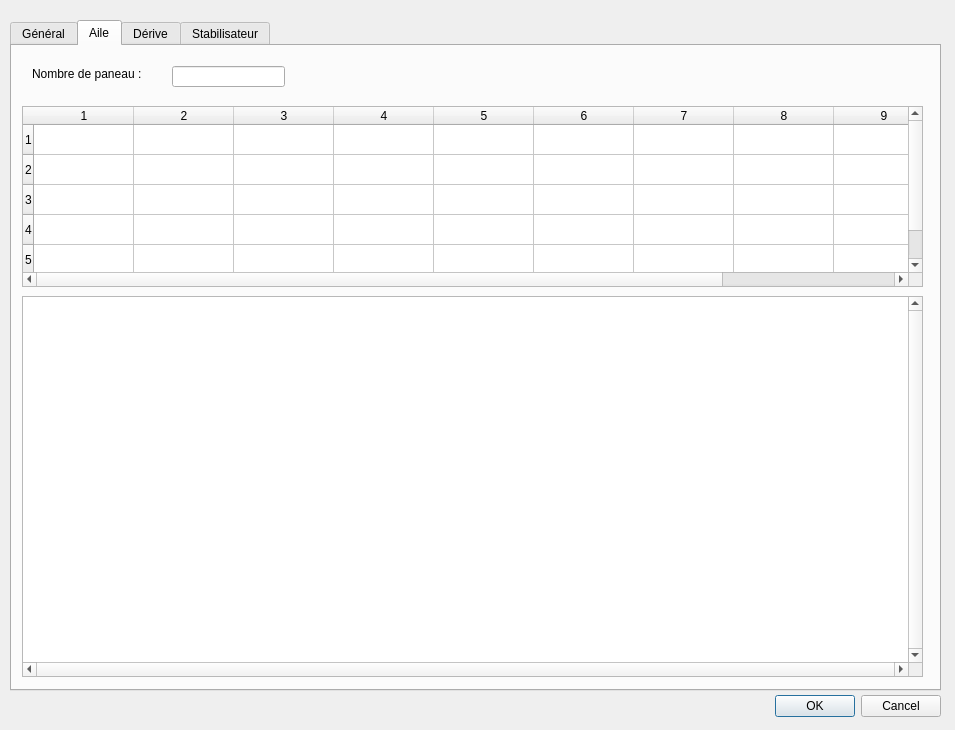
Before: the Qt Designer form ressources/dialog.ui in FredsFactory/FreeCAD_AirPlaneDesign, drawn with Qt 5.
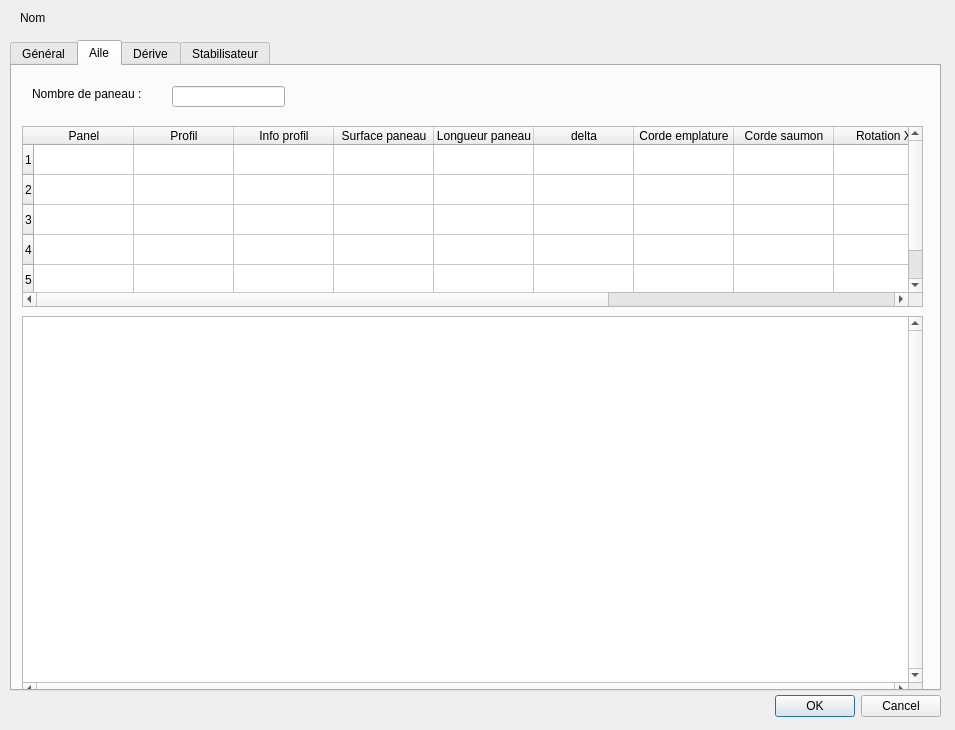
After: the same form once the commit is applied. The open tabs and pages were chosen to show the change.

Patch:
```diff
--- a/ressources/dialog.ui
+++ b/ressources/dialog.ui
@@ -33,9 +33,9 @@
    <property name="geometry">
     <rect>
      <x>10</x>
-     <y>20</y>
+     <y>40</y>
      <width>931</width>
-     <height>671</height>
+     <height>651</height>
     </rect>
    </property>
    <property name="currentIndex">
@@ -45,29 +45,6 @@
     <attribute name="title">
      <string>Général</string>
     </attribute>
-    <widget class="QLabel" name="label">
-     <property name="geometry">
-      <rect>
-       <x>20</x>
-       <y>20</y>
-       <width>60</width>
-       <height>16</height>
-      </rect>
-     </property>
-     <property name="text">
-      <string>Nom</string>
-     </property>
-    </widget>
-    <widget class="QLineEdit" name="airPlaneName">
-     <property name="geometry">
-      <rect>
-       <x>100</x>
-       <y>20</y>
-       <width>113</width>
-       <height>21</height>
-      </rect>
-     </property>
-    </widget>
     <widget class="QLabel" name="label_2">
      <property name="geometry">
       <rect>
@@ -187,7 +164,7 @@
       <number>5</number>
      </property>
      <property name="columnCount">
-      <number>10</number>
+      <number>12</number>
      </property>
      <attribute name="horizontalHeaderCascadingSectionResizes">
       <bool>true</bool>
@@ -197,15 +174,61 @@
      <row/>
      <row/>
      <row/>
-     <column/>
-     <column/>
-     <column/>
-     <column/>
-     <column/>
-     <column/>
-     <column/>
-     <column/>
-     <column/>
+     <column>
+      <property name="text">
+       <string>Panel</string>
+      </property>
+     </column>
+     <column>
+      <property name="text">
+       <string>Profil</string>
+      </property>
+     </column>
+     <column>
+      <property name="text">
+       <string>Info profil</string>
+      </property>
+     </column>
+     <column>
+      <property name="text">
+       <string>Surface paneau</string>
+      </property>
+     </column>
+     <column>
+      <property name="text">
+       <string>Longueur paneau</string>
+      </property>
+     </column>
+     <column>
+      <property name="text">
+       <string>delta</string>
+      </property>
+     </column>
+     <column>
+      <property name="text">
+       <string>Corde emplature</string>
+      </property>
+     </column>
+     <column>
+      <property name="text">
+       <string>Corde saumon</string>
+      </property>
+     </column>
+     <column>
+      <property name="text">
+       <string>Rotation X</string>
+      </property>
+     </column>
+     <column>
+      <property name="text">
+       <string>Rotation Y</string>
+      </property>
+     </column>
+     <column>
+      <property name="text">
+       <string>RotationZ</string>
+      </property>
+     </column>
      <column/>
     </widget>
    </widget>
@@ -220,6 +243,19 @@
     </attribute>
    </widget>
   </widget>
+  <widget class="QLabel" name="label">
+   <property name="geometry">
+    <rect>
+     <x>20</x>
+     <y>10</y>
+     <width>60</width>
+     <height>16</height>
+    </rect>
+   </property>
+   <property name="text">
+    <string>Nom</string>
+   </property>
+  </widget>
  </widget>
  <resources/>
  <connections>
```
Left out of the diff: 30 changed lines with no effect on the pictures.
